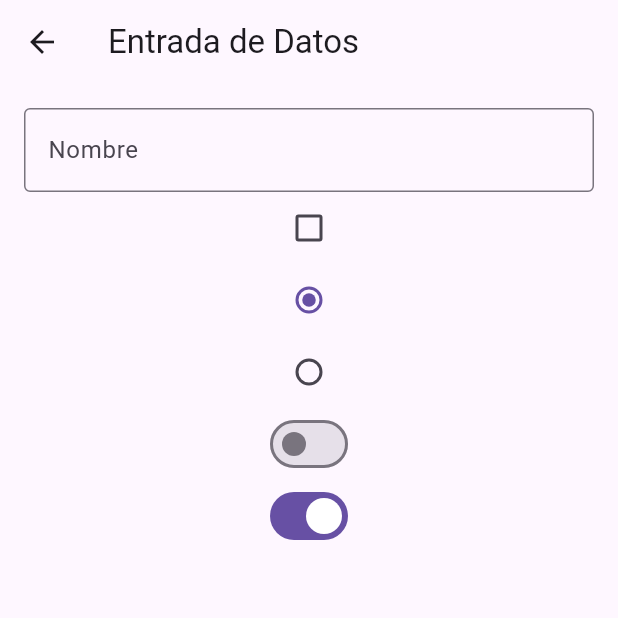
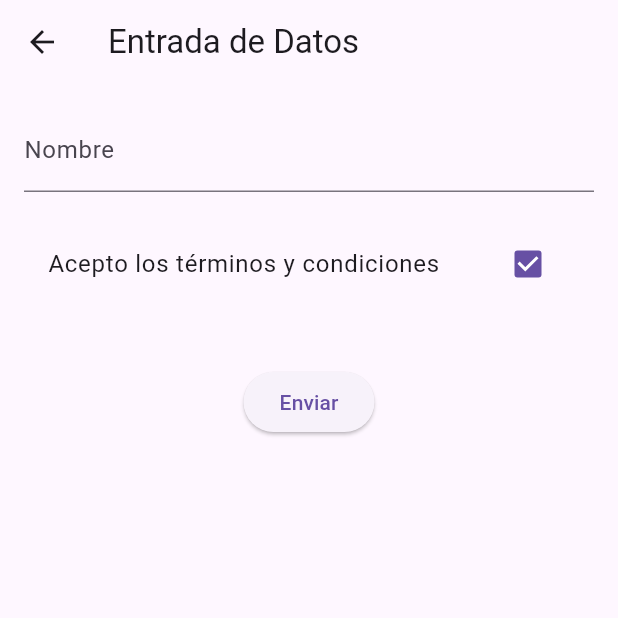
Before and after one commit to vngerus/1st_Flutter_App, a Flutter app: the InData screen opened directly, on a phone screen of 412 x 824 dp, the top half of it. Run offline on Flutter 3.47's test engine with Material 3 defaults, Android fonts, the light colour scheme and no system bars; our stand-ins replace shared_preferences; accounts and stored records are empty.

Commit message:
feat: ejemplos de uso de data entrante

```diff
--- a/lib/bdd/indata.dart
+++ b/lib/bdd/indata.dart
@@ -1,4 +1,5 @@
 import 'package:flutter/material.dart';
+import 'dart:developer';
 
 class InData extends StatefulWidget {
   const InData({super.key});
@@ -8,15 +9,8 @@ class InData extends StatefulWidget {
 }
 
 class _InDataState extends State<InData> {
-  bool isChecked = false;
-  int selectedRadio = 1;
-  final Map<int, bool> switches = {1: false, 2: true};
-
-  void toggleSwitch(int key, bool value) {
-    setState(() {
-      switches[key] = value;
-    });
-  }
+  final GlobalKey<FormState> _formKey = GlobalKey<FormState>();
+  bool _checkValue = true;
 
   @override
   Widget build(BuildContext context) {
@@ -26,37 +20,73 @@ class _InDataState extends State<InData> {
       ),
       body: Padding(
         padding: const EdgeInsets.all(16),
+        child: Form(
+          key: _formKey,
           child: Column(
             children: [
+              TextFormField(
+                decoration: const InputDecoration(labelText: "Nombre"),
+                validator: (value) {
+                  if (value == null || value.isEmpty) {
+                    return "El campo del nombre es obligatorio";
+                  }
+                  return null;
+                },
+              ),
+              const SizedBox(height: 20),
+              CheckboxListTile(
+                value: _checkValue,
+                onChanged: (bool? value) {
+                  setState(() {
+                    _checkValue = value!;
+                  });
+                },
+                title: const Text("Acepto los términos y condiciones"),
+              ),
+              const SizedBox(height: 40),
+              /*
               const TextField(
                 decoration: InputDecoration(
                   labelText: "Nombre",
                   border: OutlineInputBorder(),
                 ),
               ),
-            Checkbox(
-              value: isChecked,
-              onChanged: (value) => setState(() => isChecked = value!),
-            ),
-            Column(
-              children: [1, 2].map((value) {
-                return Radio<int>(
-                  value: value,
-                  groupValue: selectedRadio,
-                  onChanged: (newValue) =>
-                      setState(() => selectedRadio = newValue!),
-                );
-              }).toList(),
-            ),
-            Column(
-              children: switches.entries.map((entry) {
-                return Switch(
-                  value: entry.value,
-                  onChanged: (value) => toggleSwitch(entry.key, value),
-                );
-              }).toList(),
+              */
+              // MyCheckbox(),
+              // onChanged: (bool? value) {
+              //   setState(() {
+              //     _checkValue = value!;
+              //   });
+              // },
+              // checkValue: _checkValue,
+              // ),
+              // Radio<int>(
+              //   value: 1,
+              //   groupValue: 1,
+              //   onChanged: (int? value) {},
+              // ),
+              // Radio<int>(
+              //   value: 2,
+              //   groupValue: 1,
+              //   onChanged: (int? value) {},
+              // ),
+              // Switch(
+              //   value: true,
+              //   onChanged: (bool value) {},
+              // ),
+
+              ElevatedButton(
+                onPressed: _checkValue
+                    ? () {
+                        if (_formKey.currentState!.validate()) {
+                          Navigator.pop(context);
+                        }
+                      }
+                    : null,
+                child: const Text("Enviar"),
               ),
             ],
+          ),
         ),
       ),
     );
```
Also changed, not shown: lib/bdd/widgets/my_checkbox.dart (added, +20 -0 lines). Lines whose indentation alone changed are shown as unchanged.
